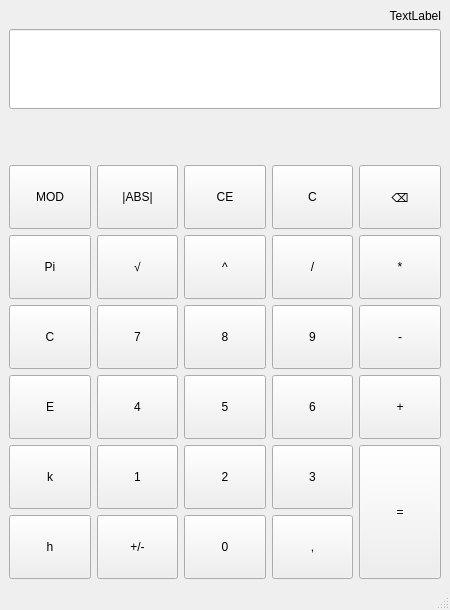
Old version of the form src/mainwindow.ui in the repository Jakub-Miko/IVS_Kalkulacka.
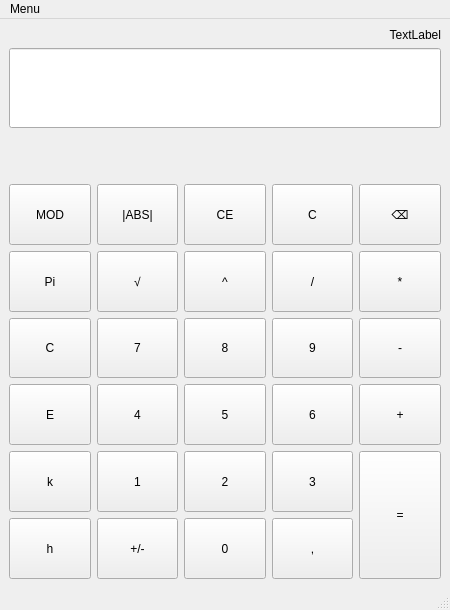
New version of the form.

```diff
--- a/src/mainwindow.ui
+++ b/src/mainwindow.ui
@@ -454,6 +454,14 @@
      <height>25</height>
     </rect>
    </property>
+   <widget class="QMenu" name="menuMenu">
+    <property name="title">
+     <string>Menu</string>
+    </property>
+    <addaction name="actionSettings"/>
+    <addaction name="actionAbout"/>
+   </widget>
+   <addaction name="menuMenu"/>
   </widget>
   <widget class="QStatusBar" name="statusbar"/>
  </widget>
```
Left out of the diff: 10 changed lines with no effect on the pictures.
